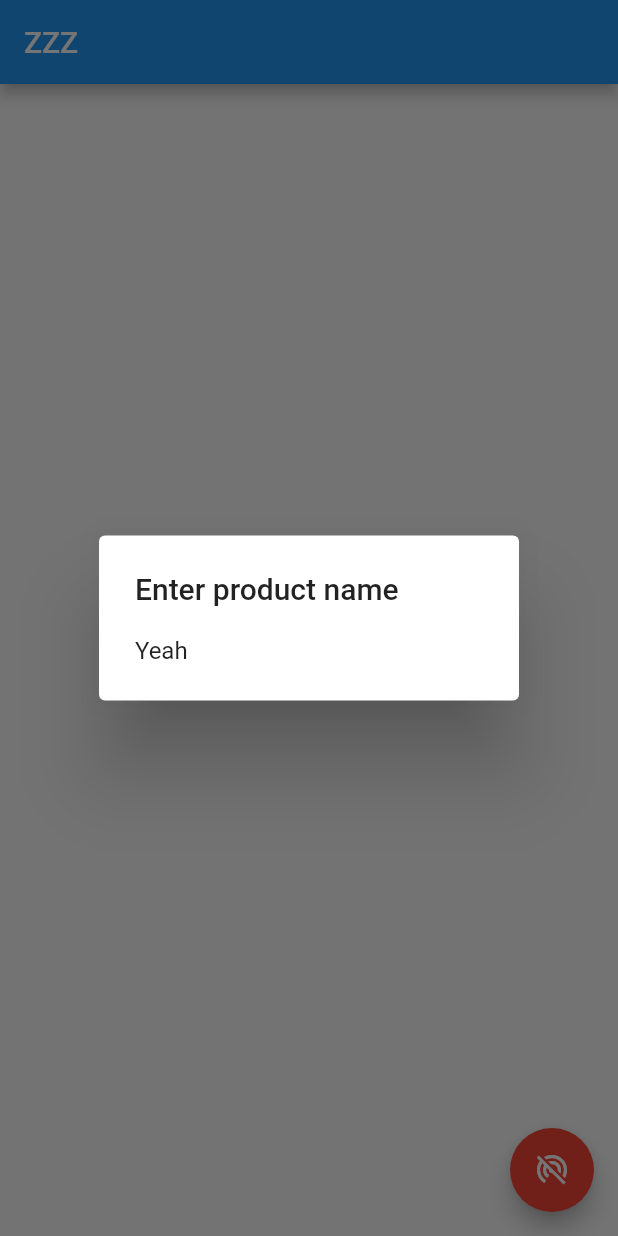
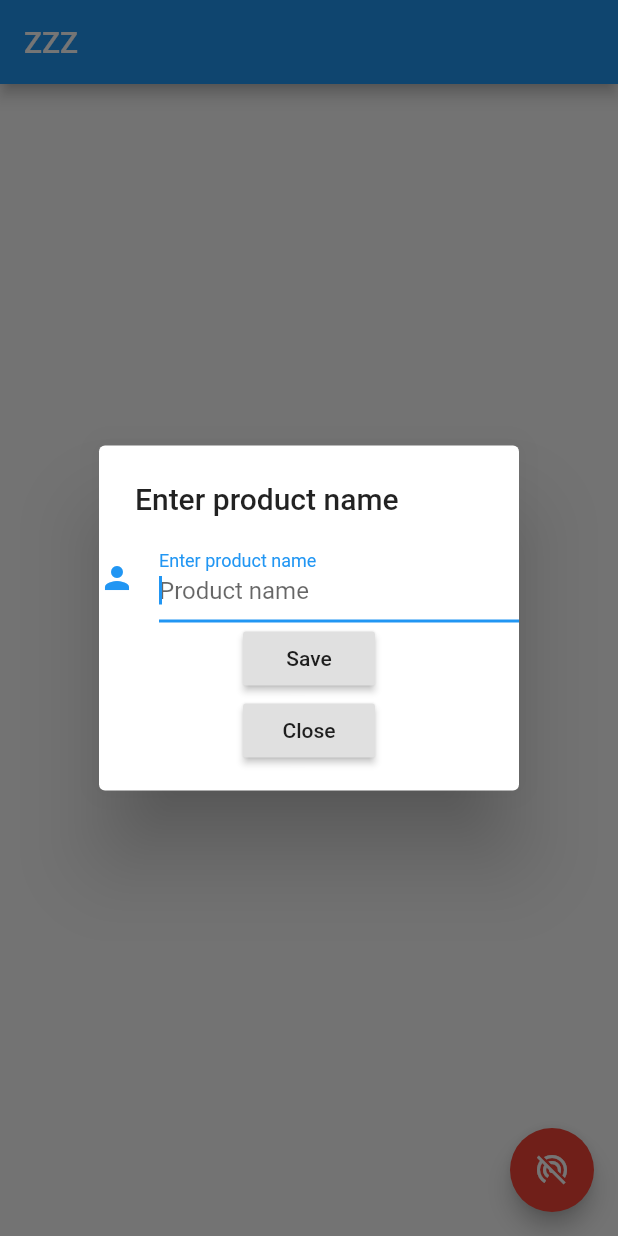
Before and after one commit to Tonna/learning-flutter, a Flutter app: the screen it shows after launch, after a tap on the "portable wifi off" icon, on a phone screen of 412 x 824 dp. Run offline on Flutter 3.47's test engine with Material 2 defaults, Android fonts, the phone set to English and light mode, and no system bars.

Commit message:
omg I can add strings to list via dialog form!

```diff
--- a/shopping_list_app/lib/main.dart
+++ b/shopping_list_app/lib/main.dart
@@ -38,6 +38,11 @@ class ProductWidget extends StatefulWidget {
 
 class _ProductWidgetState extends State<ProductWidget> {
   List<String> _products = new List<String>();
+  final _formKey = GlobalKey<FormState>();
+
+  _ProductWidgetState() {
+    _fnameTextController = TextEditingController();
+  }
 
   @override
   Widget build(BuildContext context) {
@@ -58,20 +63,48 @@ class _ProductWidgetState extends State<ProductWidget> {
     );
   }
 
+  String createDataObjectFromFormData() {
+    return _fnameTextController.text;
+  }
+
+  void clearFormData() {
+    _fnameTextController.clear();
+  }
+
   void _addSomethingDialog() async {
     String _newProduct;
+
+    List<Widget> formWidgetList = new List();
+    formWidgetList.add(createFNameWidget());
+    formWidgetList.add(RaisedButton(
+      onPressed: () {
+        if (_formKey.currentState.validate()) {
+          _products.add(createDataObjectFromFormData());
+          clearFormData();
+          Navigator.pop(context);
+        }
+      },
+      child: new Text('Save'),
+
+    ));
+
+    formWidgetList.add(RaisedButton(
+      onPressed: () {
+          Navigator.pop(context);
+      },
+      child: new Text('Close'),
+
+    ));
 
     _newProduct = await showDialog<String>(
         context: context,
         builder: (BuildContext context) {
           return SimpleDialog(
               title: const Text("Enter product name"),
-              children: <Widget>[
-                SimpleDialogOption(
-                  onPressed: () {
-                    Navigator.pop(context, "test1");
-                  },
-                  child: const Text("Yeah"),
+              children: [
+                Form(
+                  key: _formKey,
+                  child: Column(children: formWidgetList),
                 )
               ]);
         });
@@ -81,4 +114,23 @@ class _ProductWidgetState extends State<ProductWidget> {
     }
     setState(() {});
   }
+
+  TextFormField createFNameWidget() {
+    return new TextFormField(
+      validator: (value) {
+        if (value.isEmpty) {
+          return 'Please enter product name.';
+        }
+      },
+      decoration: InputDecoration(
+          icon: const Icon(Icons.person),
+          hintText: 'Product name',
+          labelText: 'Enter product name'),
+      onSaved: (String value) {},
+      controller: _fnameTextController,
+      autofocus: true,
+    );
+  }
+
+  TextEditingController _fnameTextController;
 }
```
